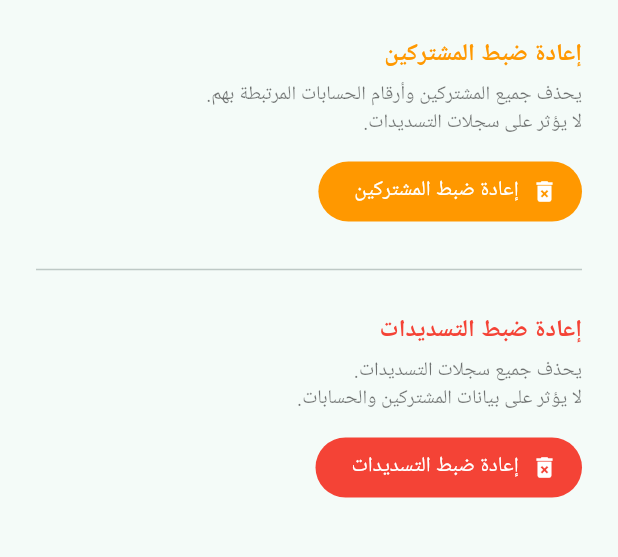
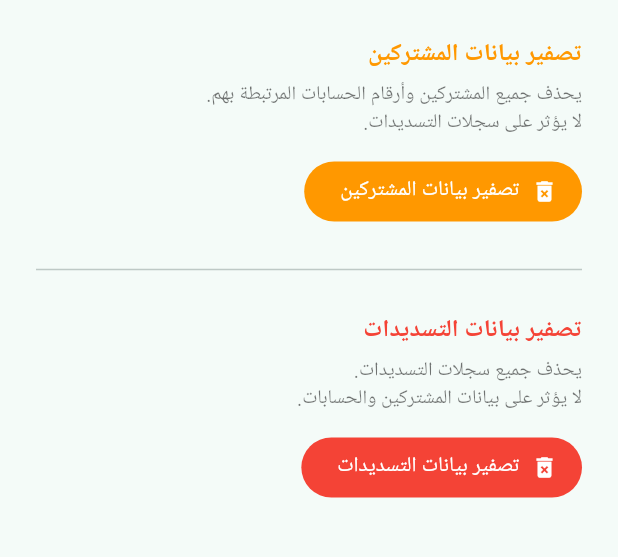
Before and after one commit to AiExpert1985/subscribers_payment, a Flutter app: the SettingsScreen screen opened directly, on a phone screen of 412 x 824 dp, the part 83-640 px from its top. Run offline on Flutter 3.47's test engine with Material 3 defaults, Android fonts, the phone set to English and light mode, and no system bars; our stand-ins replace file_picker, flutter_riverpod, pdf, printing, sqflite, sqflite_common_ffi; missing offline and left inert: excel; accounts and stored records are empty; Roboto replaces fonts that are missing (Segoe UI).

Commit message:
change button text

```diff
--- a/lib/settings/settings_screen.dart
+++ b/lib/settings/settings_screen.dart
@@ -22,7 +22,7 @@ class SettingsScreen extends ConsumerWidget {
             ),
             const SizedBox(height: 24),
             _ResetSection(
-              title: 'إعادة ضبط المشتركين',
+              title: 'تصفير بيانات المشتركين',
               description:
                   'يحذف جميع المشتركين وأرقام الحسابات المرتبطة بهم.\n'
                   'لا يؤثر على سجلات التسديدات.',
@@ -33,7 +33,7 @@ class SettingsScreen extends ConsumerWidget {
             const Divider(),
             const SizedBox(height: 20),
             _ResetSection(
-              title: 'إعادة ضبط التسديدات',
+              title: 'تصفير بيانات التسديدات',
               description:
                   'يحذف جميع سجلات التسديدات.\n'
                   'لا يؤثر على بيانات المشتركين والحسابات.',
```
